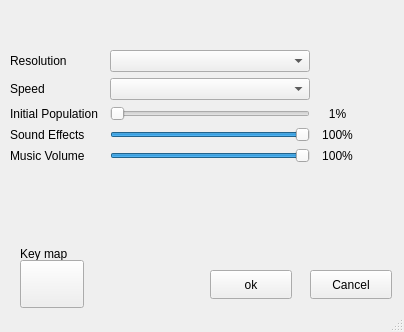
Before: the Qt Designer form resources/qt/launcher.ui in rubenspgcavalcante/pygameoflife, drawn with Qt 5.
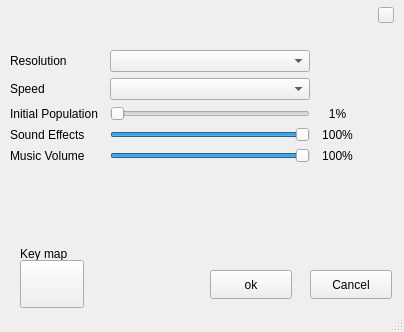
After: the same form once the commit is applied.

Commit message: Custom close button

What changed in the file:
```diff
--- a/resources/qt/launcher.ui
+++ b/resources/qt/launcher.ui
@@ -354,6 +354,25 @@
       <height>31</height>
      </rect>
     </property>
+    <widget class="QPushButton" name="closeButton">
+     <property name="geometry">
+      <rect>
+       <x>378</x>
+       <y>7</y>
+       <width>16</width>
+       <height>16</height>
+      </rect>
+     </property>
+     <property name="maximumSize">
+      <size>
+       <width>16</width>
+       <height>16</height>
+      </size>
+     </property>
+     <property name="text">
+      <string/>
+     </property>
+    </widget>
    </widget>
   </widget>
   <widget class="QStatusBar" name="statusbar"/>
```
The commit also changes 5 other files.
